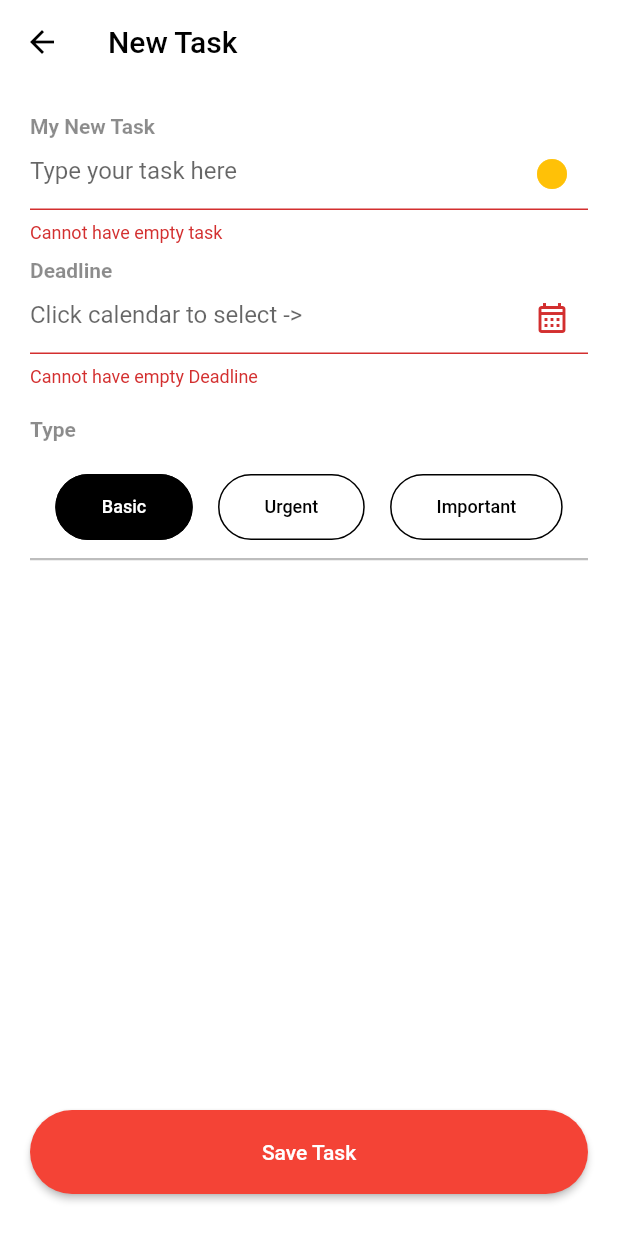
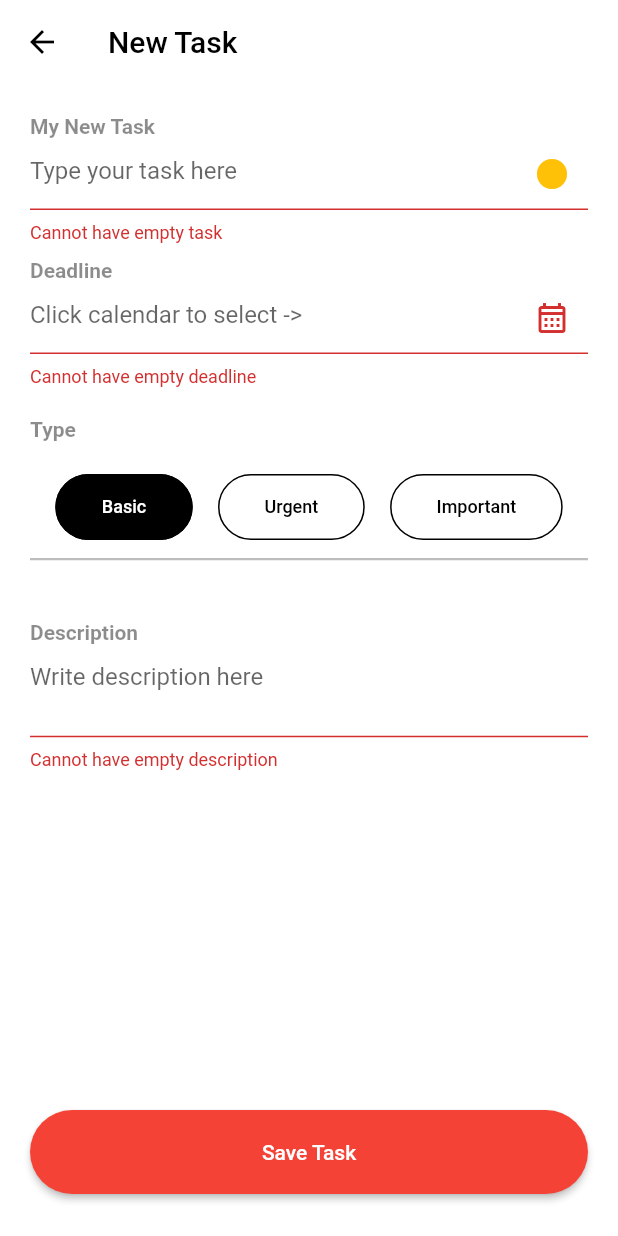
Before and after one commit to Zohaib1397/z_task_manager, a Flutter app: the NewTaskScreen screen opened by its route, after a tap on "Save Task", on a phone screen of 412 x 824 dp. Run offline on Flutter 3.47's test engine with Material 2 defaults, Android fonts, the phone set to English and light mode, and no system bars; our stand-ins replace cloud_firestore, firebase_auth, firebase_core; missing offline and left inert: flex_color_picker; accounts and stored records are empty.

Commit message:
Added description feature

```diff
--- a/lib/handlers/task_handler.dart
+++ b/lib/handlers/task_handler.dart
@@ -19,6 +19,7 @@ class TaskHandler implements TaskDAO {
       _fireStore.collection('tasks').add({
         'email': _auth.currentUser!.email,
         'title': task.text,
+        'description': task.description,
         'status': task.isCompleted,
         'year': task.dueDate.year,
         'month': task.dueDate.month,
@@ -58,6 +59,7 @@ class TaskHandler implements TaskDAO {
         final email = task.data()['email'];
         if (email == _auth.currentUser!.email) {
           final text = task.data()['title'];
+          final description = task.data()['description'];
           print(text);
           final status = task.data()['status'];
           final year = task.data()['year'];
@@ -84,7 +86,7 @@ class TaskHandler implements TaskDAO {
           int hexValue = int.parse(hexColor, radix: 16);
           Color taskColor = Color(hexValue);
           Task userTask =
-          Task(text, status, dateTime, taskColor, taskCategory);
+          Task(text, description, status, dateTime, taskColor, taskCategory);
           taskList.add(userTask);
         }
       }
--- a/lib/main.dart
+++ b/lib/main.dart
@@ -44,7 +44,7 @@ class TaskManager extends StatelessWidget {
       initialRoute: RedirectScreen.id,
       routes:{
         HomeScreen.id : (context) => const HomeScreen(),
-        NewTaskScreen.id : (context) => const NewTaskScreen(),
+        NewTaskScreen.id : (context) => NewTaskScreen(),
         LoginScreen.id : (context) => const LoginScreen(),
         RegisterScreen.id : (context) => const RegisterScreen(),
         SettingsScreen.id : (context) => const SettingsScreen(),
--- a/lib/screens/home_screen.dart
+++ b/lib/screens/home_screen.dart
@@ -41,9 +41,10 @@ class _HomeScreenState extends State<HomeScreen> {
         appBar: AppBar(
           leading: IconButton(
             onPressed: () {
+              Provider.of<TaskControllerProvider>(context, listen: false).clearForDispose();
               _auth.signOut();
               Navigator.pushReplacement(context,
-                  MaterialPageRoute(builder: (context) => LoginScreen()));
+                  MaterialPageRoute(builder: (context) => const LoginScreen()));
             },
             icon: const Icon(Icons.logout),
           ),
@@ -209,7 +210,7 @@ class _HomeScreenState extends State<HomeScreen> {
                   ),
                 ),
                 Padding(
-                  padding: const EdgeInsets.all(10.0),
+                  padding: const EdgeInsets.symmetric(horizontal: 10.0),
                   child: DefaultTabController(
                     length: 3,
                     child: TabBar(
--- a/lib/screens/new_task.dart
+++ b/lib/screens/new_task.dart
@@ -13,8 +13,8 @@ import '../structure/CATEGORY.dart';
 import '../structure/Task.dart';
 
 class NewTaskScreen extends StatefulWidget {
-  const NewTaskScreen({super.key});
-
+  NewTaskScreen({super.key, this.task});
+  Task? task;
   static const String id = "NewTask_Screen";
 
   @override
@@ -22,9 +22,8 @@ class NewTaskScreen extends StatefulWidget {
 }
 
 class _NewTaskScreenState extends State<NewTaskScreen> {
-
   final taskTitle = TextFieldHandler();
-
+  final descriptionField = TextFieldHandler();
 
   //This following Date Variable is the controller of Deadline/ Due Date TextField
   final date = TextFieldHandler();
@@ -113,9 +112,9 @@ class _NewTaskScreenState extends State<NewTaskScreen> {
         iconTheme: const IconThemeData(color: Colors.black),
         elevation: 0,
         backgroundColor: Colors.white,
-        title: const Text(
-          "New Task",
-          style: TextStyle(color: Colors.black),
+        title: Text(
+          widget.task!=null? "Edit Task" :"New Task",
+          style: const TextStyle(color: Colors.black),
         ),
         leading: IconButton(
           icon: const Icon(Icons.arrow_back),
@@ -124,6 +123,14 @@ class _NewTaskScreenState extends State<NewTaskScreen> {
       ),
       body: Padding(
         padding: const EdgeInsets.all(20),
+        child: LayoutBuilder(
+          builder: (context, constraints) => SingleChildScrollView(
+            keyboardDismissBehavior: ScrollViewKeyboardDismissBehavior.onDrag,
+            child: ConstrainedBox(
+              constraints: BoxConstraints(
+                minHeight: constraints.maxHeight,
+              ),
+              child: IntrinsicHeight(
                 child: Column(
                   mainAxisAlignment: MainAxisAlignment.spaceBetween,
                   children: [
@@ -169,7 +176,8 @@ class _NewTaskScreenState extends State<NewTaskScreen> {
                                   );
                                 },
                               )),
-                  onChanged: (value) => setState(() => taskTitle.errorText = ""),
+                          onChanged: (value) =>
+                              setState(() => taskTitle.errorText = ""),
                         ),
                         const SizedBox(
                           height: 10,
@@ -225,12 +233,14 @@ class _NewTaskScreenState extends State<NewTaskScreen> {
                           children: [
                             RoundedCategoryButton(
                                 text: "Basic",
-                        isSelected: _category == CATEGORY.BASIC ? true : false,
+                                isSelected:
+                                    _category == CATEGORY.BASIC ? true : false,
                                 onPressed: () =>
                                     setState(() => _category = CATEGORY.BASIC)),
                             RoundedCategoryButton(
                                 text: "Urgent",
-                        isSelected: _category == CATEGORY.URGENT ? true : false,
+                                isSelected:
+                                    _category == CATEGORY.URGENT ? true : false,
                                 onPressed: () =>
                                     setState(() => _category = CATEGORY.URGENT)),
                             RoundedCategoryButton(
@@ -247,6 +257,34 @@ class _NewTaskScreenState extends State<NewTaskScreen> {
                         Container(
                           color: Colors.black26,
                           height: 1.5,
+                        ),
+                        const SizedBox(
+                          height: 40,
+                        ),
+                        const Text(
+                          "Description",
+                          style: TextStyle(
+                            color: Colors.black45,
+                            fontWeight: FontWeight.bold,
+                          ),
+                        ),
+                        TextField(
+                          minLines: 2,
+                          maxLines: 10,
+                          style: kDefaultTaskTitleStyle.copyWith(),
+                          decoration: InputDecoration(
+                            hintStyle: const TextStyle(
+                              fontWeight: FontWeight.normal,
+                            ),
+                            hintText: "Write description here",
+                            errorText: descriptionField.errorText,
+                          ),
+                          controller: descriptionField.controller,
+                          onChanged: (value) {
+                            setState(() {
+                              descriptionField.errorText = "";
+                            });
+                          },
                         ),
                         const SizedBox(
                           height: 20,
@@ -266,19 +304,39 @@ class _NewTaskScreenState extends State<NewTaskScreen> {
                               ),
                               color: Theme.of(context).primaryColor,
                               onPressed: () {
-                        try{
-                          if(taskTitle.controller.text == "" || date.controller.text == ""){
+                                try {
+                                  if (taskTitle.controller.text.isEmpty ||
+                                      date.controller.text.isEmpty ||
+                                      descriptionField.controller.text.isEmpty) {
                                     setState(() {
-                              if(taskTitle.controller.text=="") {taskTitle.errorText = "Cannot have empty task";}
-                              if(date.controller.text=="") {date.errorText = "Cannot have empty Deadline";}
+                                      if (taskTitle.controller.text.isEmpty) {
+                                        taskTitle.errorText =
+                                            "Cannot have empty task";
+                                      }
+                                      if (date.controller.text.isEmpty) {
+                                        date.errorText =
+                                            "Cannot have empty deadline";
+                                      }
+                                      if(descriptionField.controller.text.isEmpty){
+                                        descriptionField.errorText = "Cannot have empty description";
+                                      }
                                     });
                                     return;
                                   }
-                          final createTask = Task(taskTitle.controller.text, false, storeDateTime, currentTaskColor, _category);
-                          Provider.of<TaskControllerProvider>(context, listen: false).addTaskToList(createTask);
+                                  final createTask = Task(
+                                      taskTitle.controller.text,
+                                      descriptionField.controller.text,
+                                      false,
+                                      storeDateTime,
+                                      currentTaskColor,
+                                      _category);
+                                  Provider.of<TaskControllerProvider>(context,
+                                          listen: false)
+                                      .addTaskToList(createTask);
                                   Navigator.pop(context);
-                        }catch(e){
-                          ScaffoldMessenger.of(context).showSnackBar(SnackBar(content: Text("$e")));
+                                } catch (e) {
+                                  ScaffoldMessenger.of(context)
+                                      .showSnackBar(SnackBar(content: Text("$e")));
                                 }
                               },
                               child: const Padding(
@@ -296,6 +354,10 @@ class _NewTaskScreenState extends State<NewTaskScreen> {
                   ],
                 ),
               ),
+            ),
+          ),
+        ),
+      ),
     );
   }
 }
--- a/lib/services/task_controller_provider.dart
+++ b/lib/services/task_controller_provider.dart
@@ -19,9 +19,14 @@ class TaskControllerProvider extends ChangeNotifier{
         notifyListeners();
     }
 
+    void clearForDispose(){
+        tasksList.clear();
+        notifyListeners();
+    }
 
     bool addTaskToList(Task task){
         taskHandler.createTask(task);
+        tasksList.add(task);
         notifyListeners();
         return true;
     }
--- a/lib/structure/Task.dart
+++ b/lib/structure/Task.dart
@@ -5,13 +5,14 @@ import 'CATEGORY.dart';
 
 class Task{
   late String _text;
+  late String _description;
   late bool _isCompleted;
   late DateTime _dueDate;
   late Color _color;
   late CATEGORY _category;
   // late DateTime timeStamp;
 
-  Task(this._text, this._isCompleted, this._dueDate, this._color,
+  Task(this._text,this. _description, this._isCompleted, this._dueDate, this._color,
       this._category);
 
   CATEGORY get category => _category;
@@ -27,6 +28,11 @@ class Task{
   }
   set category(CATEGORY value) {
     _category = value;
+  }
+
+  String get description => _description;
+  set description(String value) {
+    _description = value;
   }
 
   Color get color => _color;
```
Also changed, not shown: lib/screens/EmailVerificationScreen.dart (+15 -6 lines), lib/screens/widgets/TaskCard.dart (+21 -14 lines), 1 other file. Lines whose indentation alone changed are shown as unchanged.
